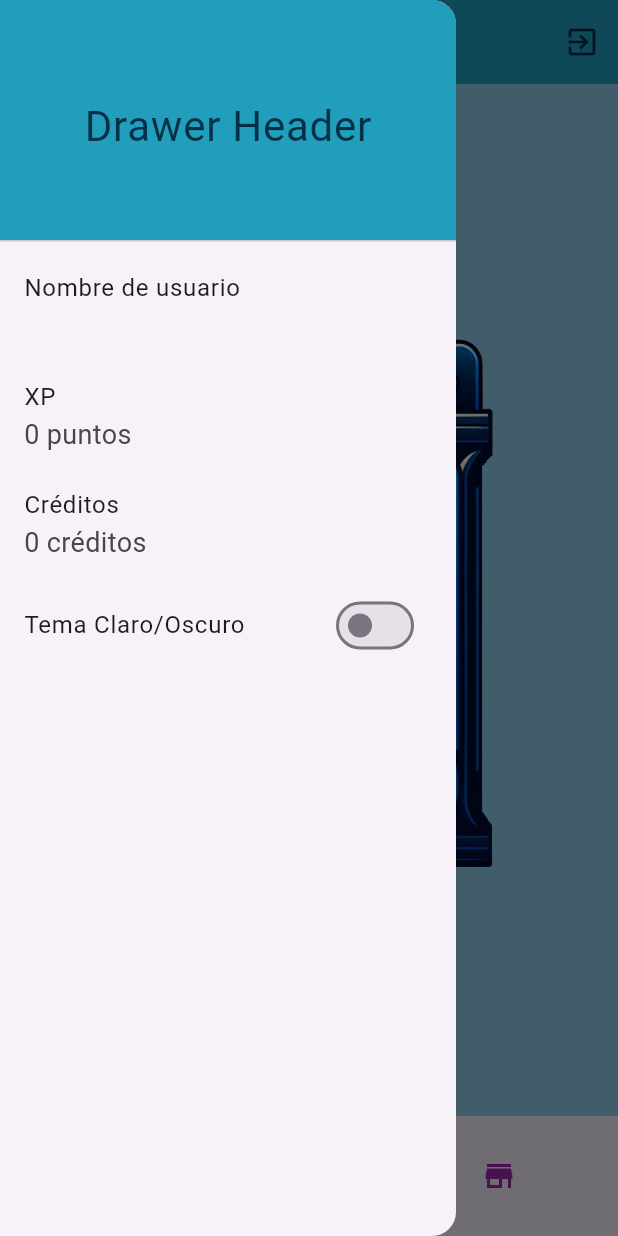
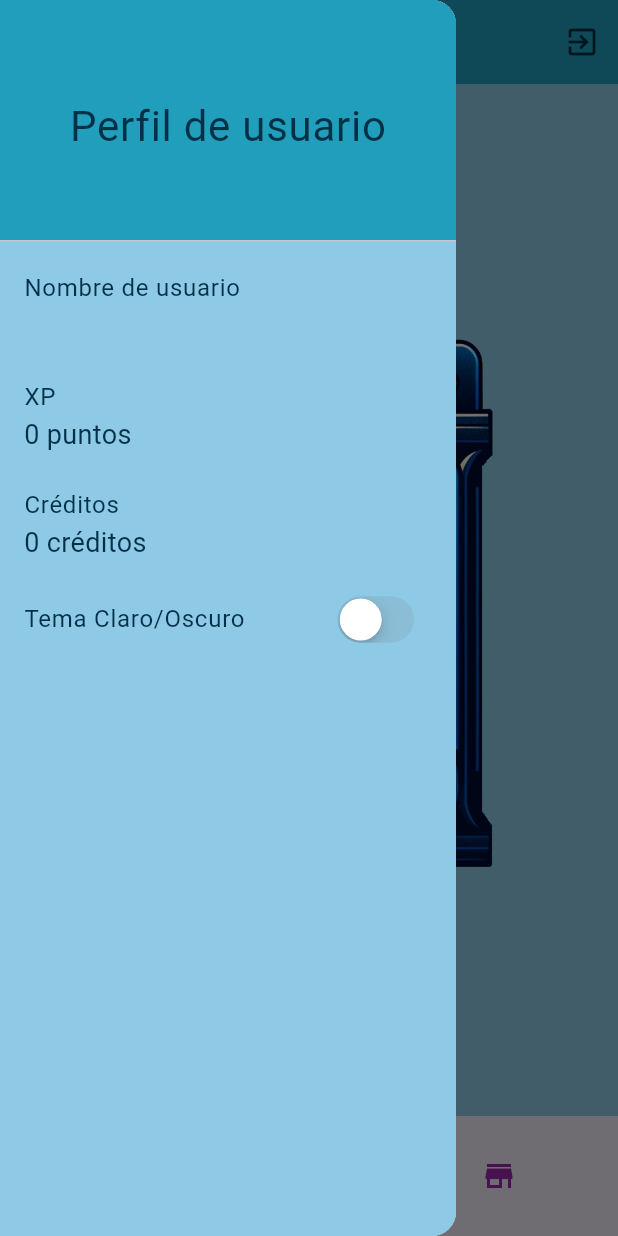
Before and after one commit to antoniofdez20/practica_final_flutter, a Flutter app: the StoreScreen screen opened by its route, with the side drawer open, on a phone screen of 412 x 824 dp. Run offline on Flutter 3.47's test engine with Material 3 defaults, Android fonts, the phone set to English and light mode, and no system bars; our stand-ins replace get, shared_preferences; accounts and stored records are empty; network calls fail.

Commit message:
confirmar cambios

```diff
--- a/lib/controllers/themecontroller.dart
+++ b/lib/controllers/themecontroller.dart
@@ -1,16 +1,15 @@
+import 'package:flutter/material.dart';
 import 'package:get/get.dart';
+import 'package:practica_final_flutter/preferences/preferences_theme_data.dart';
 import 'package:practica_final_flutter/utils/theme.dart';
 
 class ThemeController extends GetxController {
-  RxBool isDarkMode = false.obs; // Variable observable
+  ThemeData get currentTheme =>
+      isDarkMode.value ? MyTheme.darkTheme : MyTheme.lightTheme;
+  RxBool isDarkMode = PreferencesTheme.isDarkMode.obs; // Variable observable
 
   void toggleTheme() {
     isDarkMode.value = !isDarkMode.value;
-    if (isDarkMode.value) {
-      Get.changeTheme(MyTheme.lightTheme);
-    } else {
-      Get.changeTheme(MyTheme.darkTheme);
-    }
-    update();
+    PreferencesTheme.isDarkMode = isDarkMode.value;
   }
 }
--- a/lib/main.dart
+++ b/lib/main.dart
@@ -5,12 +5,12 @@ import 'package:practica_final_flutter/controllers/navigationcontroller.dart';
 import 'package:practica_final_flutter/preferences/preferences.dart';
 import 'package:practica_final_flutter/screens/screens.dart';
 import 'controllers/themecontroller.dart';
-import 'utils/theme.dart';
 
 void main() async {
   WidgetsFlutterBinding
       .ensureInitialized(); //nos sirve para asegurarnos que el entorno de widgets este inicializado
   await PreferencesUserLogin.init(); //inicializamos las preferencias de usuario
+  await PreferencesTheme.init(); //inicializamos las preferencias de tema
   Get.put(FirebaseUsersController());
   Get.put(NavigationController());
   Get.put(ThemeController());
@@ -21,7 +21,8 @@ void main() async {
 
 class MyApp extends StatelessWidget {
   final String initialRoute;
-  const MyApp({super.key, required this.initialRoute});
+  MyApp({super.key, required this.initialRoute});
+  final ThemeController themeController = Get.find<ThemeController>();
 
   @override
   Widget build(BuildContext context) {
@@ -49,10 +50,16 @@ class MyApp extends StatelessWidget {
                 () => FirebaseUsersController());
           }),
         ),
-        GetPage(name: '/home', page: () => const HomeScreen()),
+        GetPage(
+          name: '/home',
+          page: () => const HomeScreen(),
+          binding: BindingsBuilder(() {
+            Get.lazyPut<ThemeController>(() => ThemeController());
+          }),
+        ),
         GetPage(name: '/store', page: () => const StoreScreen()),
       ],
-      theme: MyTheme.lightTheme,
+      theme: themeController.currentTheme,
     );
   }
 }
--- a/lib/preferences/preferences.dart
+++ b/lib/preferences/preferences.dart
@@ -1 +1,2 @@
+export 'package:practica_final_flutter/preferences/preferences_theme_data.dart';
 export 'package:practica_final_flutter/preferences/preferences_login.dart';
--- /dev/null
+++ b/lib/preferences/preferences_theme_data.dart
@@ -0,0 +1,20 @@
+import 'package:shared_preferences/shared_preferences.dart';
+
+class PreferencesTheme {
+  static late SharedPreferences _prefs;
+
+  static bool _isDarkMode = false;
+
+  static Future init() async {
+    _prefs = await SharedPreferences.getInstance();
+  }
+
+  static bool get isDarkMode {
+    return _prefs.getBool('isDarkMode') ?? _isDarkMode;
+  }
+
+  static set isDarkMode(bool value) {
+    _isDarkMode = value;
+    _prefs.setBool('isDarkMode', value);
+  }
+}
--- a/lib/screens/home_screen.dart
+++ b/lib/screens/home_screen.dart
@@ -2,12 +2,10 @@ import 'package:flutter/material.dart';
 import 'package:get/get.dart';
 import 'package:practica_final_flutter/screens/juegoscreen.dart';
 import 'package:practica_final_flutter/widgets/mydrawer.dart';
-
 import '../controllers/controllers.dart';
-
 import 'package:practica_final_flutter/models/preguntas.dart';
 import 'package:practica_final_flutter/services/triviaservice.dart';
-import 'package:practica_final_flutter/widgets/bottomNavigationBar.dart';
+import 'package:practica_final_flutter/widgets/bottom_navigation_bar.dart';
 
 class HomeScreen extends StatelessWidget {
   const HomeScreen({super.key});
@@ -21,7 +19,6 @@ class HomeScreen extends StatelessWidget {
           centerTitle: true,
           title: const Text("Quizz Land"),
           actions: [
-
             IconButton(
               icon: const Icon(Icons.exit_to_app),
               onPressed: () {
@@ -29,13 +26,12 @@ class HomeScreen extends StatelessWidget {
                 Get.offAllNamed('/login');
               },
             ),
-
           ],
         ),
-      drawer: MyDrawer(),
+        drawer: const MyDrawer(),
         body: controller.users.isEmpty
             ? const Center(child: CircularProgressIndicator())
-          :Padding(
+            : Padding(
                 padding: const EdgeInsets.all(8.0),
                 child: Column(
                   mainAxisAlignment: MainAxisAlignment.center,
@@ -49,7 +45,8 @@ class HomeScreen extends StatelessWidget {
                       onPressed: () async {
                         TriviaService service = TriviaService();
                         try {
-                    Preguntas preguntas = await service.getTriviaQuestions('History');
+                          Preguntas preguntas =
+                              await service.getTriviaQuestions('History');
                           Get.offAll(() => JuegoScreen(preguntas: preguntas));
                         } catch (e) {
                           print("Error: $e");
@@ -70,7 +67,8 @@ class HomeScreen extends StatelessWidget {
                       onPressed: () async {
                         TriviaService service = TriviaService();
                         try {
-                Preguntas preguntas = await service.getTriviaQuestions('Geography');
+                          Preguntas preguntas =
+                              await service.getTriviaQuestions('Geography');
                           Get.offAll(() => JuegoScreen(preguntas: preguntas));
                         } catch (e) {
                           print("error");
@@ -78,7 +76,8 @@ class HomeScreen extends StatelessWidget {
                       },
                       child: const Padding(
                         padding: EdgeInsets.symmetric(vertical: 16.0),
-                child: Text('Geografia', style: TextStyle(fontSize: 20)),
+                        child:
+                            Text('Geografia', style: TextStyle(fontSize: 20)),
                       ),
                     ),
                     const SizedBox(height: 16), // Espacio entre botones
@@ -91,7 +90,9 @@ class HomeScreen extends StatelessWidget {
                       onPressed: () async {
                         TriviaService service = TriviaService();
                         try {
-                  Preguntas preguntas = await service.getTriviaQuestions('Art'); // Cambia 'Geography' por 'Art'
+                          Preguntas preguntas =
+                              await service.getTriviaQuestions(
+                                  'Art'); // Cambia 'Geography' por 'Art'
                           Get.offAll(() => JuegoScreen(preguntas: preguntas));
                         } catch (e) {
                           print("Error: $e");
@@ -108,9 +109,7 @@ class HomeScreen extends StatelessWidget {
         bottomNavigationBar: CustomNavigationBar(),
         floatingActionButton: FloatingActionButton(
           child: const Icon(Icons.play_arrow),
-        onPressed: () {
-
-        },
+          onPressed: () {},
         ),
         floatingActionButtonLocation: FloatingActionButtonLocation.centerDocked,
       ),
--- a/lib/screens/screens.dart
+++ b/lib/screens/screens.dart
@@ -1,3 +1,4 @@
+export 'package:practica_final_flutter/screens/juegoscreen.dart';
 export 'package:practica_final_flutter/screens/store_screen.dart';
 export 'package:practica_final_flutter/screens/create_account_screen.dart';
 export 'package:practica_final_flutter/screens/home_screen.dart';
--- a/lib/screens/store_screen.dart
+++ b/lib/screens/store_screen.dart
@@ -1,7 +1,7 @@
 import 'package:flutter/material.dart';
 import 'package:get/get.dart';
 import 'package:practica_final_flutter/widgets/image_button.dart';
-import 'package:practica_final_flutter/widgets/bottomNavigationBar.dart';
+import 'package:practica_final_flutter/widgets/bottom_navigation_bar.dart';
 import 'package:practica_final_flutter/widgets/mydrawer.dart';
 
 class StoreScreen extends StatelessWidget {
@@ -22,7 +22,7 @@ class StoreScreen extends StatelessWidget {
           ),
         ],
       ),
-      drawer: MyDrawer(),
+      drawer: const MyDrawer(),
       body: Center(
         child: ImageButton(
           imagePath: 'assets/img/sobre.png',
@@ -31,11 +31,11 @@ class StoreScreen extends StatelessWidget {
           },
         ),
       ),
-      bottomNavigationBar: CustomNavigationBar(),
+      bottomNavigationBar: const CustomNavigationBar(),
       floatingActionButton: FloatingActionButton(
         child: const Icon(Icons.play_arrow),
         onPressed: () {
-           Get.offAllNamed('/home');
+          Get.offAllNamed('/home');
         },
       ),
       floatingActionButtonLocation: FloatingActionButtonLocation.centerDocked,
--- a/lib/utils/theme.dart
+++ b/lib/utils/theme.dart
@@ -11,6 +11,7 @@ class MyTheme {
           fontSize: 28,
           color: MyColors.greenVogue, // Color del texto del AppBar
         ),
+        iconTheme: IconThemeData(color: MyColors.greenVogue),
         actionsIconTheme: IconThemeData(color: MyColors.greenVogue),
       ),
 
@@ -55,6 +56,7 @@ class MyTheme {
           fontSize: 28,
           color: MyColors.amber, // Color del texto del AppBar
         ),
+        iconTheme: IconThemeData(color: MyColors.amber),
         actionsIconTheme: IconThemeData(color: MyColors.amber),
       ),
 
--- a/lib/widgets/bottomNavigationBar.dart
+++ /dev/null
@@ -1,30 +0,0 @@
-import 'package:flutter/material.dart';
-import 'package:get/get.dart';
-
-class CustomNavigationBar extends StatelessWidget {
-  @override
-  Widget build(BuildContext context) {
-    // Identifica la ruta actual
-    String currentRoute = Get.currentRoute;
-
-    return BottomAppBar(
-      shape: CircularNotchedRectangle(),
-      notchMargin: 6.0,
-      child: Row(
-        mainAxisAlignment: MainAxisAlignment.spaceAround,
-        children: [
-          IconButton(
-            icon: Icon(Icons.scoreboard, color: currentRoute == '/login' ? Colors.purple : Colors.grey),
-            onPressed: currentRoute == '/login' ? null : () => Get.offAllNamed('/login'),
-          ),
-          SizedBox(width: 48), // Espacio para el botón central
-          IconButton(
-            icon: Icon(Icons.store, color: currentRoute == '/store' ? Colors.purple : Colors.grey),
-            // Desactiva el botón si ya estás en la StoreScreen
-            onPressed: currentRoute == '/store' ? null : () => Get.offAllNamed('/store'),
-          ),
-        ],
-      ),
-    );
-  }
-}
--- /dev/null
+++ b/lib/widgets/bottom_navigation_bar.dart
@@ -0,0 +1,38 @@
+import 'package:flutter/material.dart';
+import 'package:get/get.dart';
+
+class CustomNavigationBar extends StatelessWidget {
+  const CustomNavigationBar({super.key});
+
+  @override
+  Widget build(BuildContext context) {
+    // Identifica la ruta actual
+    String currentRoute = Get.currentRoute;
+
+    return BottomAppBar(
+      shape: const CircularNotchedRectangle(),
+      notchMargin: 6.0,
+      child: Row(
+        mainAxisAlignment: MainAxisAlignment.spaceAround,
+        children: [
+          IconButton(
+            icon: Icon(Icons.scoreboard,
+                color: currentRoute == '/login' ? Colors.purple : Colors.grey),
+            onPressed: currentRoute == '/login'
+                ? null
+                : () => Get.offAllNamed('/login'),
+          ),
+          const SizedBox(width: 48), // Espacio para el botón central
+          IconButton(
+            icon: Icon(Icons.store,
+                color: currentRoute == '/store' ? Colors.purple : Colors.grey),
+            // Desactiva el botón si ya estás en la StoreScreen
+            onPressed: currentRoute == '/store'
+                ? null
+                : () => Get.offAllNamed('/store'),
+          ),
+        ],
+      ),
+    );
+  }
+}
--- a/lib/widgets/mydrawer.dart
+++ b/lib/widgets/mydrawer.dart
@@ -2,72 +2,90 @@ import 'package:flutter/material.dart';
 import 'package:get/get.dart';
 import 'package:practica_final_flutter/controllers/firebase_users_controller.dart';
 import 'package:practica_final_flutter/controllers/themecontroller.dart';
-import 'package:practica_final_flutter/preferences/preferences_login.dart';
+import 'package:practica_final_flutter/utils/custom_colors.dart';
 import 'package:practica_final_flutter/utils/theme.dart';
-
-
+import 'package:flutter/cupertino.dart';
 
 class MyDrawer extends StatelessWidget {
+  const MyDrawer({super.key});
+
   @override
   Widget build(BuildContext context) {
-    // Inicializa PreferencesUserLogin en algún lugar antes de usarlo, por ejemplo, en main() o en el initState de tu widget inicial.
-    // PreferencesUserLogin.init();
-
-    // Llama a los getters de PreferencesUserLogin para obtener los valores almacenados
-    String username = PreferencesUserLogin.tempUsername; // Usa el getter para obtener el nombre de usuario
-    int xpPoints = PreferencesUserLogin.tempXP; // Usa el getter para obtener los puntos XP
-    int credits = PreferencesUserLogin.tempCredits; // Usa el getter para obtener los créditos
-
     final ThemeController themeController = Get.find<ThemeController>();
     final controller = Get.find<FirebaseUsersController>();
+    final tempUser = controller.tempUser;
 
     return Drawer(
+      child: Obx(
+        () => Container(
+          color: themeController.isDarkMode.value
+              ? MyTheme.darkTheme.scaffoldBackgroundColor
+              : MyTheme.lightTheme
+                  .scaffoldBackgroundColor, // Fondo para todo el Drawer
           child: ListView(
             padding: EdgeInsets.zero,
             children: [
               DrawerHeader(
                 decoration: BoxDecoration(
-              color: Get.isDarkMode
+                  color: themeController.isDarkMode.value
                       ? MyTheme.darkTheme.appBarTheme.backgroundColor
                       : MyTheme.lightTheme.appBarTheme.backgroundColor,
                 ),
                 child: Center(
                   child: Text(
-                'Drawer Header',
-                style: Get.isDarkMode
+                    'Perfil de usuario',
+                    style: themeController.isDarkMode.value
                         ? MyTheme.darkTheme.appBarTheme.titleTextStyle
                         : MyTheme.lightTheme.appBarTheme.titleTextStyle,
                   ),
                 ),
               ),
               ListTile(
-            title: Text('Nombre de usuario'),
-            subtitle: Text(username),
+                textColor: themeController.isDarkMode.value
+                    ? MyTheme.darkTheme.textTheme.bodyMedium?.color
+                    : MyTheme.lightTheme.textTheme.bodyMedium?.color,
+                title: const Text('Nombre de usuario'),
+                subtitle: Text(tempUser.value.username),
               ),
               ListTile(
-            title: Text('XP'),
-            subtitle: Text('$xpPoints puntos'),
+                textColor: themeController.isDarkMode.value
+                    ? MyTheme.darkTheme.textTheme.bodyMedium?.color
+                    : MyTheme.lightTheme.textTheme.bodyMedium?.color,
+                title: const Text('XP'),
+                subtitle: Text('${tempUser.value.xp} puntos'),
               ),
               ListTile(
-            title: Text('Créditos'),
-            subtitle: Text('$credits créditos'),
+                textColor: themeController.isDarkMode.value
+                    ? MyTheme.darkTheme.textTheme.bodyMedium?.color
+                    : MyTheme.lightTheme.textTheme.bodyMedium?.color,
+                title: const Text('Créditos'),
+                subtitle: Text('${tempUser.value.credits} créditos'),
               ),
               ListTile(
+                textColor: themeController.isDarkMode.value
+                    ? MyTheme.darkTheme.textTheme.bodyMedium?.color
+                    : MyTheme.lightTheme.textTheme.bodyMedium?.color,
                 title: Row(
                   children: [
-                Text('Tema Claro/Oscuro'),
-                Spacer(),
-                Obx(() => Switch(
+                    const Text('Tema Claro/Oscuro'),
+                    const Spacer(),
+                    CupertinoSwitch(
                       value: themeController.isDarkMode.value,
                       onChanged: (value) {
                         themeController.toggleTheme();
+                        Get.changeTheme(themeController.isDarkMode.value
+                            ? MyTheme.darkTheme
+                            : MyTheme.lightTheme);
                       },
-                )),
+                      activeColor: MyColors.amber,
+                    ),
                   ],
                 ),
               ),
             ],
           ),
+        ),
+      ),
     );
   }
 }
--- a/pubspec.yaml
+++ b/pubspec.yaml
@@ -33,7 +33,7 @@ dependencies:
   flutter_launcher_icons: ^0.13.1
   get: ^4.6.6
   shared_preferences: ^2.0.15
-  http: ^1.1.1
+  http: ^1.1.0
 
   # The following adds the Cupertino Icons font to your application.
   # Use with the CupertinoIcons class for iOS style icons.
```
Also changed, not shown: lib/screens/juegoscreen.dart (+18 -9 lines), lib/widgets/topAppBar.dart (deleted), pubspec.lock, 1 other file. Lines whose indentation alone changed are shown as unchanged.
